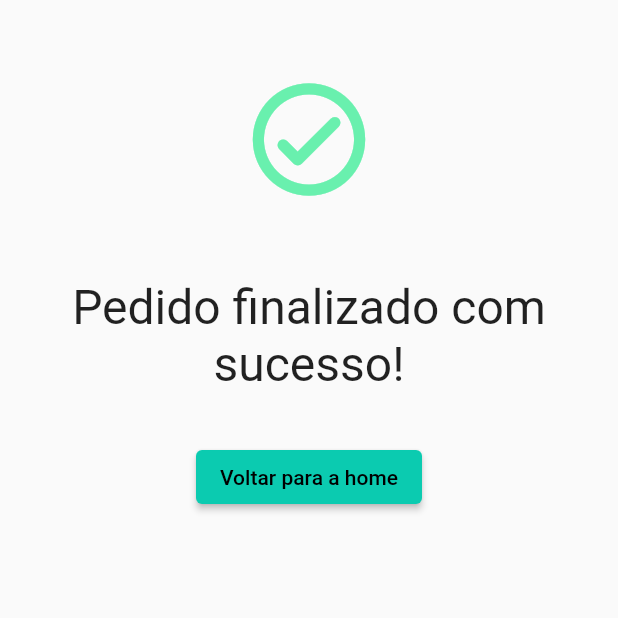
After one commit to CammyFerreira/Projeto_Flutter, a Flutter app: the PedidoFinalizado screen opened by its route, on a phone screen of 412 x 824 dp, the top half of it. The commit adds this screen. Run offline on Flutter 3.47's test engine with Material 2 defaults, Android fonts, the phone set to English and light mode, and no system bars; our stand-ins replace carousel_slider, email_validator, fluttertoast, google_fonts, shared_preferences; accounts and stored records are empty; network calls fail.

Commit message:
Finalizando o pedido

```diff
--- a/projeto_flutter/lib/main.dart
+++ b/projeto_flutter/lib/main.dart
@@ -2,6 +2,7 @@ import 'package:flutter/material.dart';
 import 'package:projeto_flutter/views/carrinho.dart';
 import 'package:projeto_flutter/views/home.dart';
 import 'package:projeto_flutter/views/list_page.dart';
+import 'package:projeto_flutter/views/pedido_finalizado.dart';
 import 'package:projeto_flutter/views/splash.dart';
 import 'package:projeto_flutter/views/login.dart';
 
@@ -44,6 +45,7 @@ class MyApp extends StatelessWidget {
         '/login': (_) => LoginView(),
         '/list': (_) => const ListPage(),
         '/carrinho': (_) => const CarrinhoView(),
+        '/finalizado': (_) => const PedidoFinalizado(),
       },
     );
   }
--- a/projeto_flutter/lib/views/carrinho.dart
+++ b/projeto_flutter/lib/views/carrinho.dart
@@ -1,6 +1,7 @@
 import 'package:flutter/material.dart';
 import 'package:projeto_flutter/components/carrinho_card.dart';
 import 'package:projeto_flutter/controllers/cart_controller.dart';
+import 'package:projeto_flutter/controllers/order_controller.dart';
 import 'package:projeto_flutter/models/cart.dart';
 import 'package:projeto_flutter/views/empty_cart.dart';
 import 'package:projeto_flutter/views/fragments/endereco.dart';
@@ -134,7 +135,10 @@ class _CarrinhoViewState extends State<CarrinhoView> {
                             ],
                           ),
                           ElevatedButton(
-                            onPressed: () {},
+                            onPressed: () async {
+                              Navigator.of(context).pushNamed('/finalizado');
+                              await OrderController().fecharPedido();
+                            },
                             child: const Text('Fechar Pedido'),
                           ),
                         ],
--- /dev/null
+++ b/projeto_flutter/lib/views/pedido_finalizado.dart
@@ -0,0 +1,48 @@
+import 'package:flutter/material.dart';
+
+class PedidoFinalizado extends StatelessWidget {
+  const PedidoFinalizado({super.key});
+
+  @override
+  Widget build(BuildContext context) {
+    return WillPopScope(
+      onWillPop: () async {
+        // Bloquear a ação de voltar
+        return false;
+      },
+      child: Scaffold(
+        body: Center(
+          child: Padding(
+            padding: const EdgeInsets.all(48),
+            child: Column(
+              children: [
+                const SizedBox(
+                  child: Icon(Icons.check_circle_outline_rounded, size:90, color: Colors.greenAccent,),
+                ),
+                const Padding(
+                  padding: EdgeInsets.only(
+                    top: 48.0,
+                    bottom: 32,
+                  ),
+                  child: Text(
+                    "Pedido finalizado com sucesso!",
+                    textAlign: TextAlign.center,
+                    style: TextStyle(
+                      fontSize: 32,
+                    ),
+                  ),
+                ),
+                ElevatedButton(
+                  onPressed: () {
+                    Navigator.of(context).pushNamedAndRemoveUntil('/', (route) => false);
+                  },
+                    child: const Text('Voltar para a home'),
+                  ),
+              ],
+            ),
+          ),
+        ),
+      ),
+    );
+  }
+}
```
Also changed, not shown: projeto_flutter/lib/controllers/order_controller.dart (added, +20 -0 lines).
